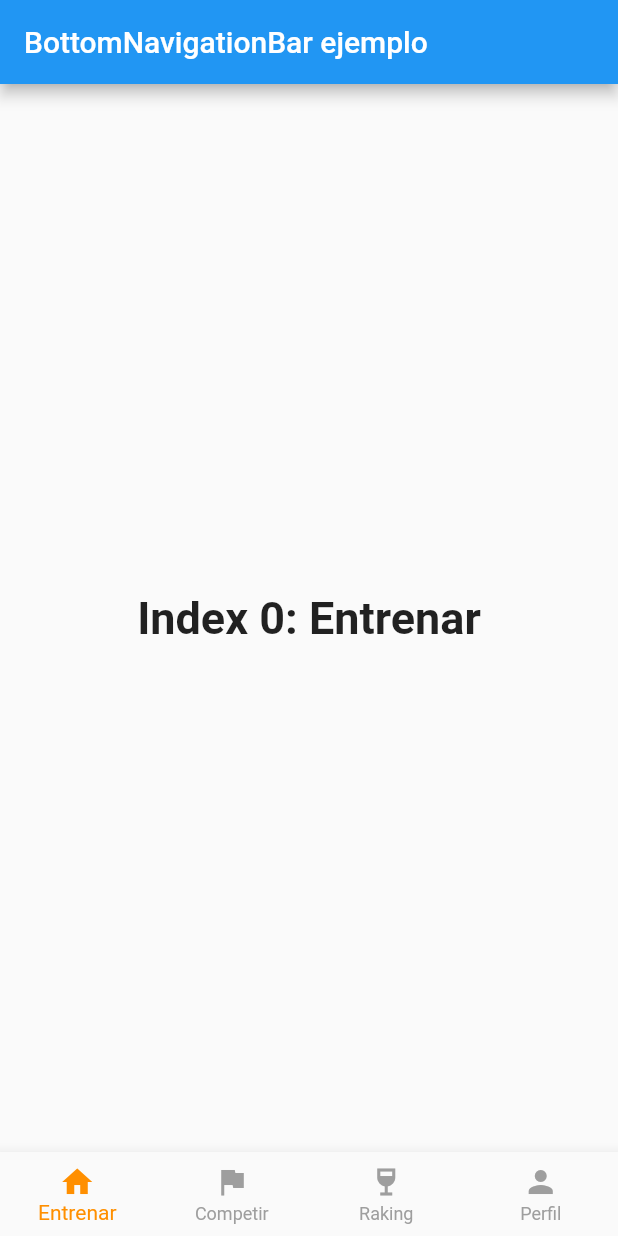
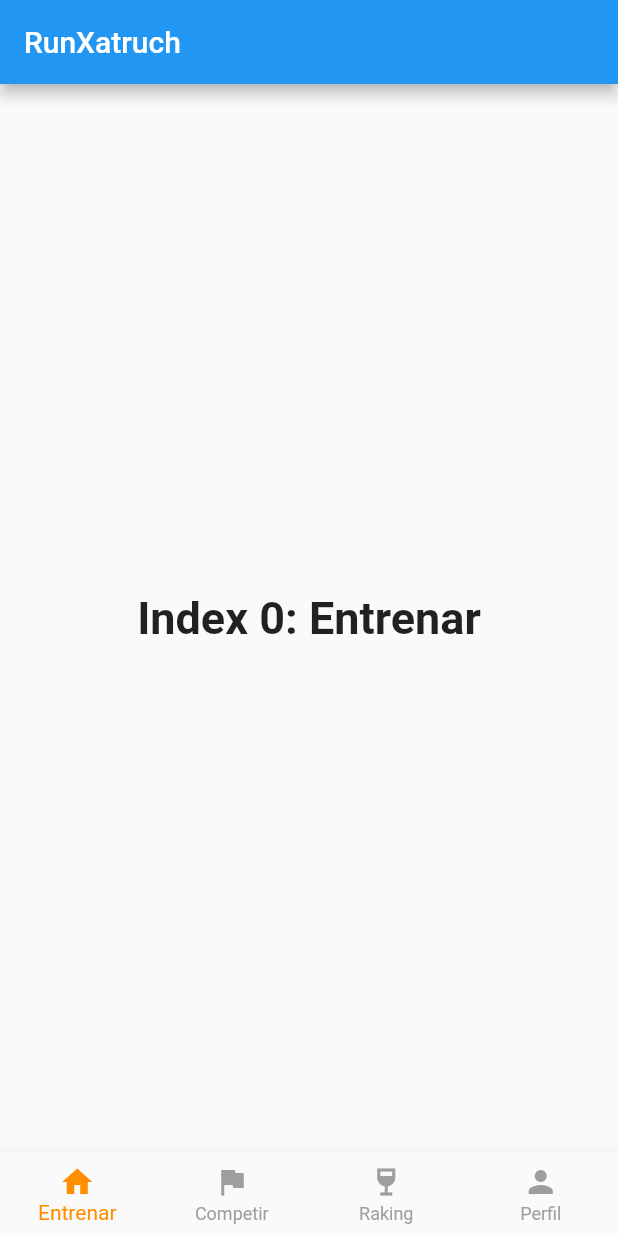
Before and after one commit to runxatruch/runXatruchAPP, a Flutter app: the BarraNavegacion screen opened directly, on a phone screen of 412 x 824 dp. Run offline on Flutter 3.47's test engine with Material 2 defaults, Android fonts, the phone set to English and light mode, and no system bars.

Commit message:
Botton Navigation Bar
correccion de titulo

```diff
--- a/lib/Widget/BottonNavigatorBar.dart
+++ b/lib/Widget/BottonNavigatorBar.dart
@@ -44,7 +44,7 @@ class _BarraNavegacion extends State<BarraNavegacion> {
   Widget build(BuildContext context) {
     return Scaffold(
       appBar: AppBar(
-        title: const Text('BottomNavigationBar ejemplo'),
+        title: const Text('RunXatruch'),
       ),
       body: Center(
         child: _widgetOptions.elementAt(_selectedIndex),
```
